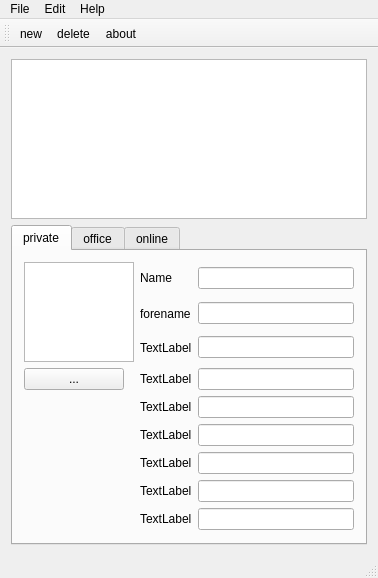
This is mainwindow.ui in hisoka999/peopleedit as Qt 5 draws it before an edit. The edited form follows.
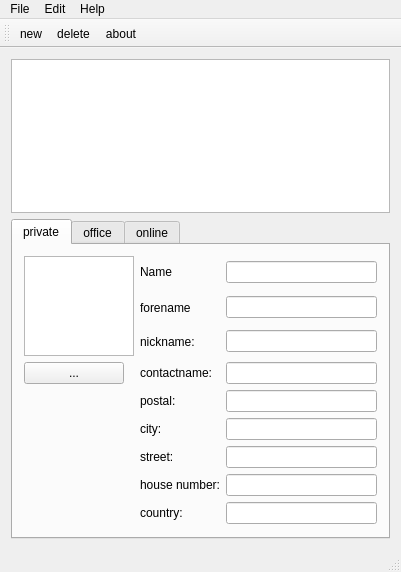
This is the edited form. Icons and pictures are not drawn.

Patch:
```diff
--- a/mainwindow.ui
+++ b/mainwindow.ui
@@ -6,8 +6,8 @@
    <rect>
     <x>0</x>
     <y>0</y>
-    <width>378</width>
-    <height>578</height>
+    <width>401</width>
+    <height>572</height>
    </rect>
   </property>
   <property name="windowTitle">
@@ -84,6 +84,12 @@
             <height>110</height>
            </size>
           </property>
+          <property name="verticalScrollBarPolicy">
+           <enum>Qt::ScrollBarAlwaysOff</enum>
+          </property>
+          <property name="horizontalScrollBarPolicy">
+           <enum>Qt::ScrollBarAlwaysOff</enum>
+          </property>
          </widget>
         </item>
         <item row="3" column="3">
@@ -126,49 +132,49 @@
         <item row="2" column="2">
          <widget class="QLabel" name="label_7">
           <property name="text">
-           <string>TextLabel</string>
+           <string>nickname:</string>
           </property>
          </widget>
         </item>
         <item row="3" column="2">
          <widget class="QLabel" name="label_8">
           <property name="text">
-           <string>TextLabel</string>
+           <string>contactname:</string>
           </property>
          </widget>
         </item>
         <item row="4" column="2">
          <widget class="QLabel" name="label_9">
           <property name="text">
-           <string>TextLabel</string>
+           <string>postal:</string>
           </property>
          </widget>
         </item>
         <item row="5" column="2">
          <widget class="QLabel" name="label_10">
           <property name="text">
-           <string>TextLabel</string>
+           <string>city:</string>
           </property>
          </widget>
         </item>
         <item row="6" column="2">
          <widget class="QLabel" name="label_11">
           <property name="text">
-           <string>TextLabel</string>
+           <string>street:</string>
           </property>
          </widget>
         </item>
         <item row="7" column="2">
          <widget class="QLabel" name="label_12">
           <property name="text">
-           <string>TextLabel</string>
+           <string>house number:</string>
           </property>
          </widget>
         </item>
         <item row="8" column="2">
          <widget class="QLabel" name="label_13">
           <property name="text">
-           <string>TextLabel</string>
+           <string>country:</string>
           </property>
          </widget>
         </item>
@@ -332,7 +338,7 @@
     <rect>
      <x>0</x>
      <y>0</y>
-     <width>378</width>
+     <width>401</width>
      <height>25</height>
     </rect>
    </property>
```
Left out of the diff: 8 changed lines with no effect on the pictures.
